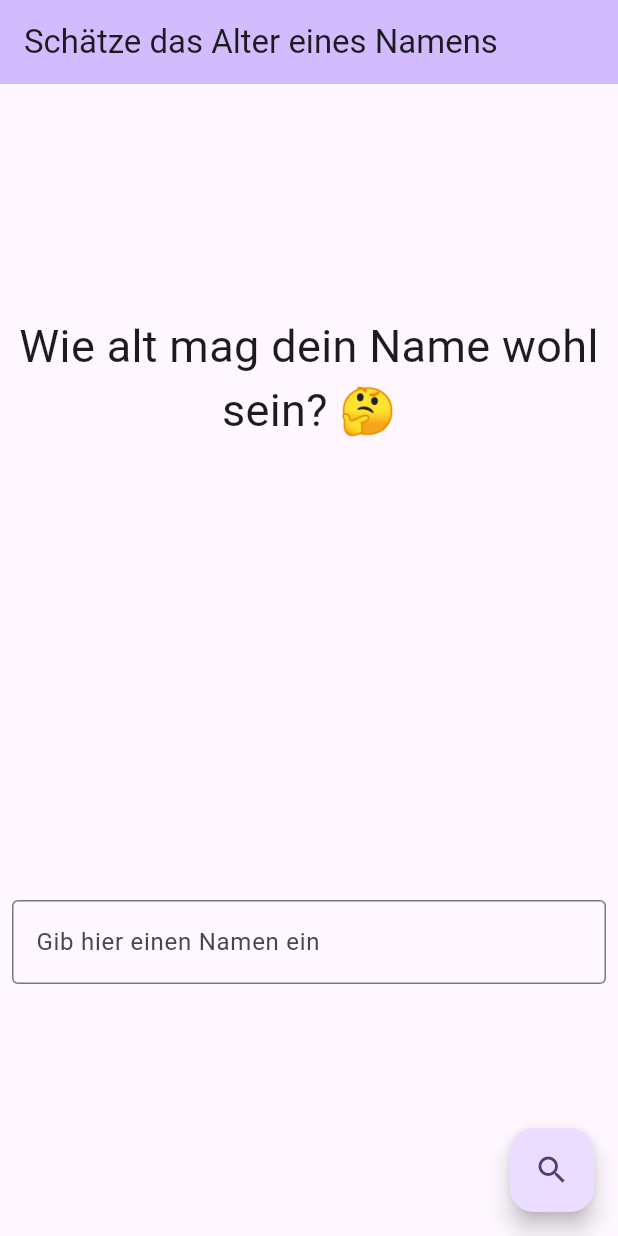
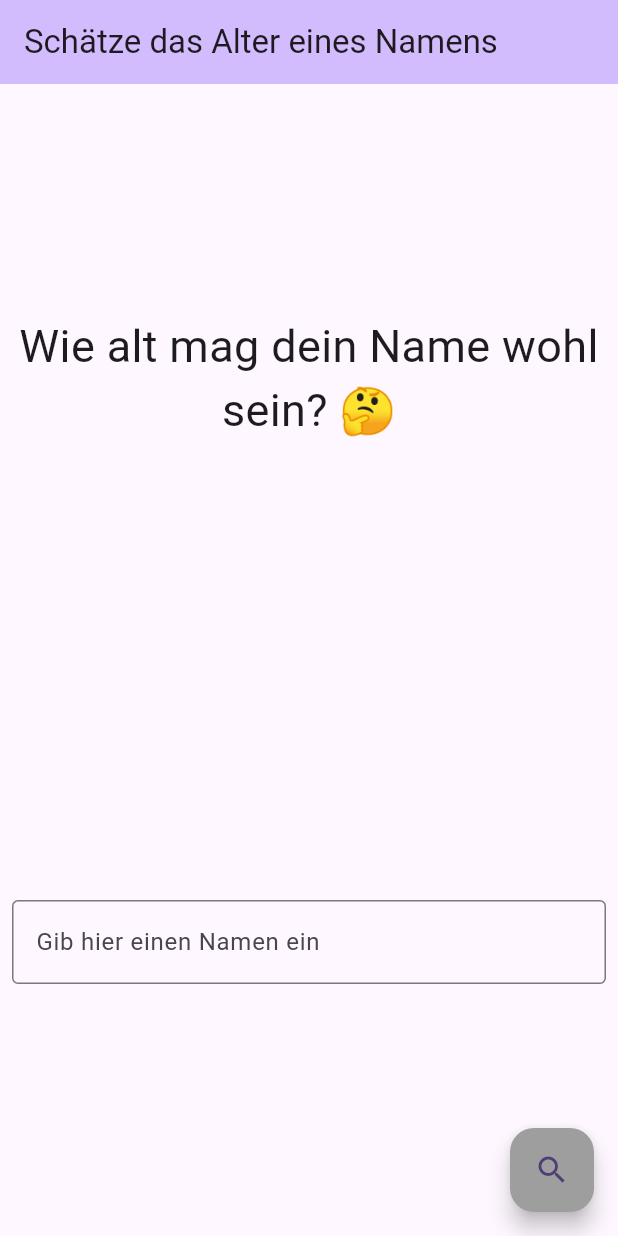
Before and after one commit to lukashecke/neon-challange, a Flutter app: the screen it shows after launch, on a phone screen of 412 x 824 dp. Run offline on Flutter 3.47's test engine with Material 3 defaults, Android fonts, the light colour scheme and no system bars; our stand-ins replace flutter_bloc.

Commit message:
disabling button on empty text field

```diff
--- a/neon/lib/feature/age_estimation/view/age_estimation_page.dart
+++ b/neon/lib/feature/age_estimation/view/age_estimation_page.dart
@@ -3,21 +3,35 @@ import 'package:flutter_bloc/flutter_bloc.dart';
 import 'package:neon/feature/age_estimation/bloc/age_estimation_bloc.dart';
 
 /// Initial page of the application.
-class AgeEstimationPage extends StatelessWidget {
+class AgeEstimationPage extends StatefulWidget {
   /// This is the main page constructor.
-  AgeEstimationPage({required this.title, super.key});
+  const AgeEstimationPage({required this.title, super.key});
 
   /// The title of the page.
   final String title;
 
+  @override
+  State<AgeEstimationPage> createState() => _AgeEstimationPageState();
+}
+
+class _AgeEstimationPageState extends State<AgeEstimationPage> {
   final TextEditingController _controller = TextEditingController();
+  final ValueNotifier<bool> _isButtonEnabled = ValueNotifier(false);
+
+  @override
+  void initState() {
+    super.initState();
+    _controller.addListener(() {
+      _isButtonEnabled.value = _controller.text.isNotEmpty;
+    });
+  }
 
   @override
   Widget build(BuildContext context) {
     return Scaffold(
       appBar: AppBar(
         backgroundColor: Theme.of(context).colorScheme.inversePrimary,
-        title: Text(title),
+        title: Text(widget.title),
       ),
       body: Padding(
         padding: const EdgeInsets.all(8),
@@ -65,14 +79,21 @@ class AgeEstimationPage extends StatelessWidget {
           },
         ),
       ),
-      floatingActionButton: FloatingActionButton(
-        onPressed: () {
-          if (_controller.text.isEmpty) {
-            return;
-          }
-          context.read<AgeEstimationBloc>().add(NameEntered(_controller.text));
+      floatingActionButton: ValueListenableBuilder<bool>(
+        valueListenable: _isButtonEnabled,
+        builder: (context, isEnabled, child) {
+          return FloatingActionButton(
+            backgroundColor: isEnabled ? null : Colors.grey,
+            onPressed: isEnabled
+                ? () {
+                    context
+                        .read<AgeEstimationBloc>()
+                        .add(NameEntered(_controller.text));
+                  }
+                : null,
+            child: const Icon(Icons.search),
+          );
         },
-        child: const Icon(Icons.search),
       ),
     );
   }
```
